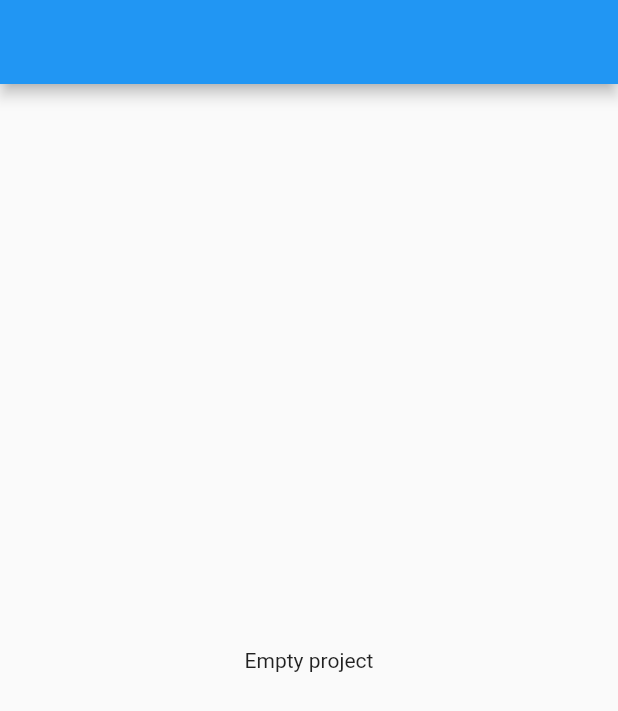
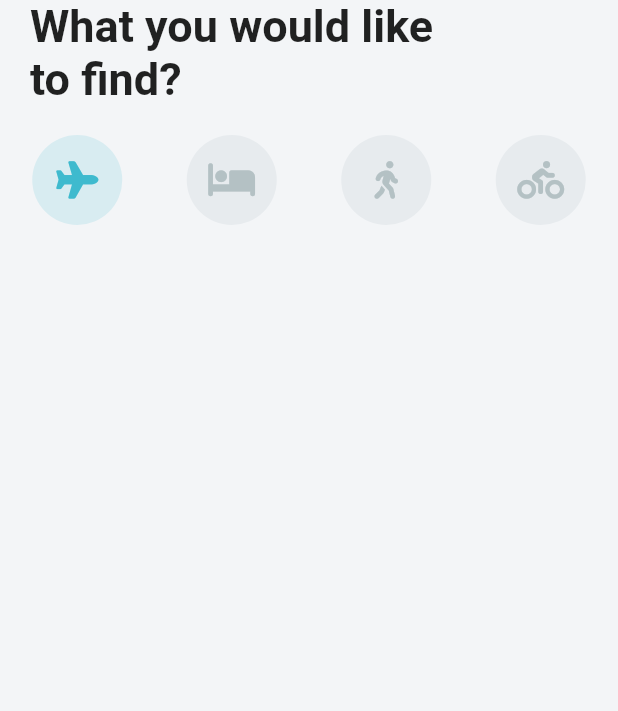
Before and after one commit to agelogeo/mocks, a Flutter app: the screen it shows after launch, on a phone screen of 412 x 824 dp. Shown: the top 711 px of the screen. Run offline on Flutter 3.47's test engine with Material 2 defaults, Android fonts, the phone set to English and light mode, and no system bars; our stand-ins replace font_awesome_flutter.

Commit message:
row buttons done

```diff
--- a/lib/main.dart
+++ b/lib/main.dart
@@ -11,10 +11,12 @@ class MyApp extends StatelessWidget {
   @override
   Widget build(BuildContext context) {
     return MaterialApp(
-      title: 'Flutter Demo',
+      title: 'Flutter Travel UI',
       debugShowCheckedModeBanner: false,
       theme: ThemeData(
-        primarySwatch: Colors.blue,
+        primaryColor: const Color(0xFF3EBACE),
+        accentColor: const Color(0xFFD8ECF1),
+        scaffoldBackgroundColor: const Color(0xFFF3F5F7),
       ),
       home: const HomePage(),
     );
--- a/lib/presentation/pages/home/home_page.dart
+++ b/lib/presentation/pages/home/home_page.dart
@@ -1,13 +1,76 @@
 import 'package:flutter/material.dart';
+import 'package:font_awesome_flutter/font_awesome_flutter.dart';
 
-class HomePage extends StatelessWidget {
+class HomePage extends StatefulWidget {
   const HomePage({super.key});
+
+  @override
+  State<HomePage> createState() => _HomePageState();
+}
+
+class _HomePageState extends State<HomePage> {
+  int _selectedIndex = 0;
+
+  final List<IconData> _icons = [
+    FontAwesomeIcons.plane,
+    FontAwesomeIcons.bed,
+    FontAwesomeIcons.personWalking,
+    FontAwesomeIcons.personBiking,
+  ];
+
+  Widget _buildIcon(int index) {
+    return GestureDetector(
+      onTap: () {
+        setState(() {
+          _selectedIndex = index;
+        });
+      },
+      child: Container(
+        height: 60,
+        width: 60,
+        decoration: BoxDecoration(
+            borderRadius: BorderRadius.circular(30),
+            color: _selectedIndex == index
+                ? Theme.of(context).accentColor
+                : const Color(0xFFE7EBEE)),
+        child: Icon(
+          _icons[index],
+          size: 25,
+          color: _selectedIndex == index
+              ? Theme.of(context).primaryColor
+              : const Color(0xFFB4C1C4),
+        ),
+      ),
+    );
+  }
 
   @override
   Widget build(BuildContext context) {
     return Scaffold(
-      appBar: AppBar(),
-      body: const Center(child: Text("Empty project")),
+      body: SafeArea(
+        child: ListView(
+          children: [
+            const Padding(
+              padding: EdgeInsets.only(left: 20.0, right: 120),
+              child: Text(
+                'What you would like to find?',
+                style: TextStyle(fontWeight: FontWeight.bold, fontSize: 30),
+              ),
+            ),
+            const SizedBox(
+              height: 20,
+            ),
+            Row(
+              mainAxisAlignment: MainAxisAlignment.spaceAround,
+              children: _icons
+                  .asMap()
+                  .entries
+                  .map((map) => _buildIcon(map.key))
+                  .toList(),
+            )
+          ],
+        ),
+      ),
     );
   }
 }
--- a/pubspec.yaml
+++ b/pubspec.yaml
@@ -35,6 +35,7 @@ dependencies:
   # The following adds the Cupertino Icons font to your application.
   # Use with the CupertinoIcons class for iOS style icons.
   cupertino_icons: ^1.0.2
+  font_awesome_flutter: ^10.4.0
 
 dev_dependencies:
   flutter_test:
@@ -59,8 +60,8 @@ flutter:
   uses-material-design: true
 
   # To add assets to your application, add an assets section, like this:
-  # assets:
-  #   - images/a_dot_burr.jpeg
+  assets:
+    - assets/images/
   #   - images/a_dot_ham.jpeg
 
   # An image asset can refer to one or more resolution-specific "variants", see
```
Also changed, not shown: lib/models/activity_model.dart (added, +17 -0 lines), lib/models/destination_model.dart (added, +82 -0 lines), lib/models/hotel_model.dart (added, +34 -0 lines), pubspec.lock.
